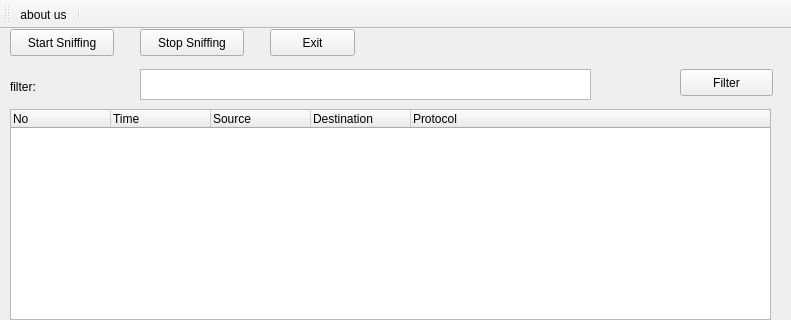
This is MainWindoww.ui in SaeedAbdelWahab/Python-Packet-Sniffer as Qt 5 draws it before an edit; both pictures show x 0 to 791 and y 0 to 320 of the 791 by 677 pixel window. The edited form follows.
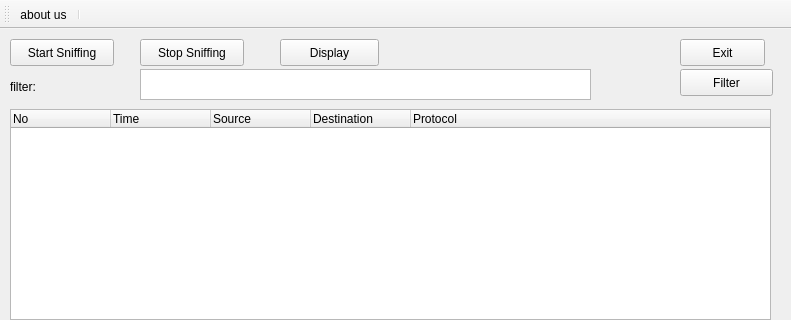
This is the edited form. Icons and pictures are not drawn.

What changed in the file:
```diff
--- a/MainWindoww.ui
+++ b/MainWindoww.ui
@@ -121,7 +121,7 @@
     <property name="geometry">
      <rect>
       <x>140</x>
-      <y>0</y>
+      <y>10</y>
       <width>104</width>
       <height>27</height>
      </rect>
@@ -134,7 +134,7 @@
     <property name="geometry">
      <rect>
       <x>10</x>
-      <y>0</y>
+      <y>10</y>
       <width>104</width>
       <height>27</height>
      </rect>
@@ -146,8 +146,8 @@
    <widget class="QPushButton" name="Exit">
     <property name="geometry">
      <rect>
-      <x>270</x>
-      <y>0</y>
+      <x>680</x>
+      <y>10</y>
       <width>85</width>
       <height>27</height>
      </rect>
@@ -166,6 +166,19 @@
      </rect>
     </property>
    </widget>
+   <widget class="QPushButton" name="DisplayButton">
+    <property name="geometry">
+     <rect>
+      <x>280</x>
+      <y>10</y>
+      <width>99</width>
+      <height>27</height>
+     </rect>
+    </property>
+    <property name="text">
+     <string>Display</string>
+    </property>
+   </widget>
   </widget>
   <widget class="QToolBar" name="toolBar">
    <property name="sizePolicy">
```
